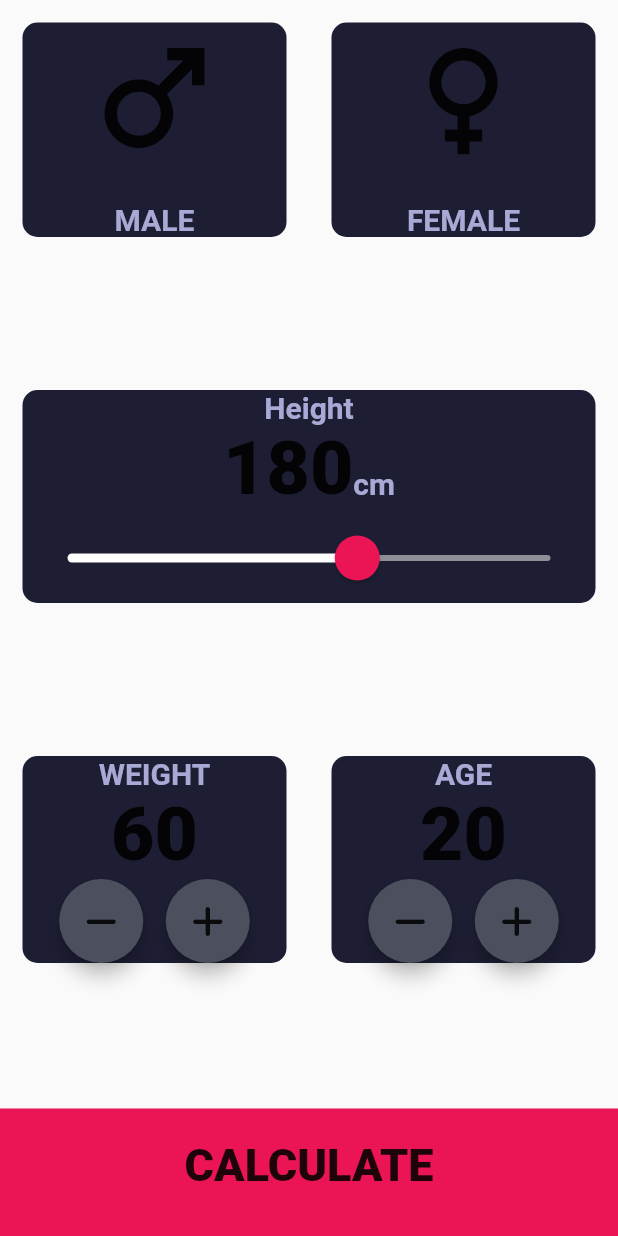
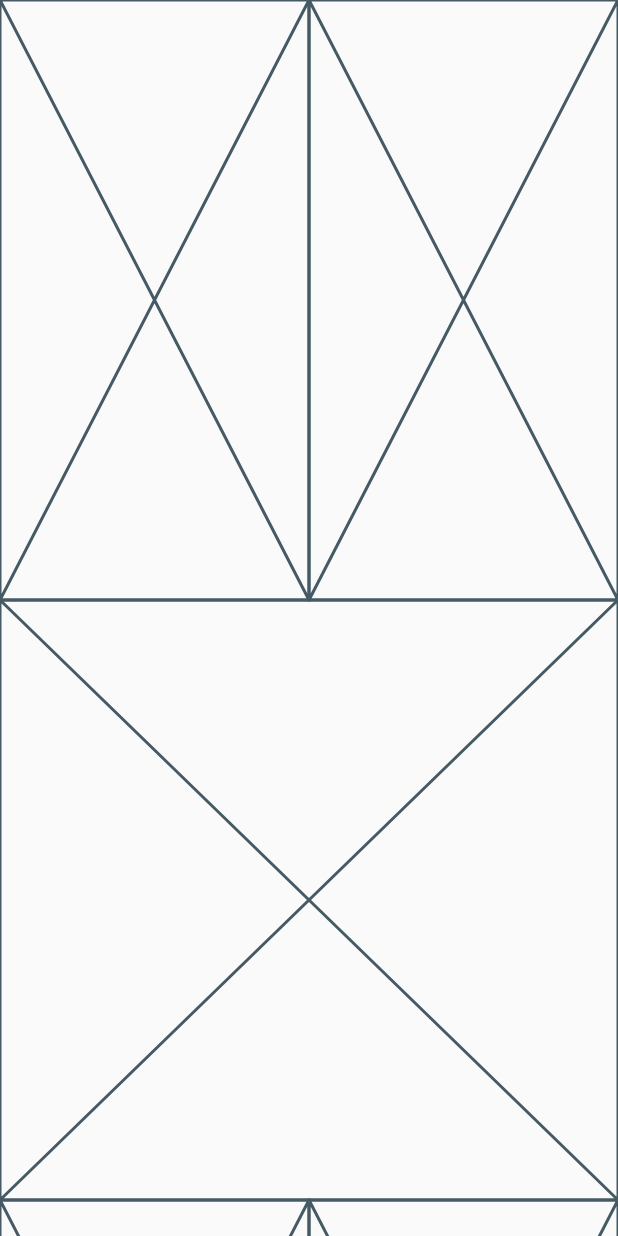
Before and after one commit to pkrenn/wia-bmi-calculator, a Flutter app: the screen it shows after launch, on a phone screen of 412 x 824 dp. Run offline on Flutter 3.47's test engine with Material 2 defaults, Android fonts, the phone set to English and light mode, and no system bars; our stand-ins replace font_awesome_flutter.

Commit message:
Replaced Cards with Placeholders

```diff
--- a/lib/screens/input_page.dart
+++ b/lib/screens/input_page.dart
@@ -35,172 +35,21 @@ class _InputPageState extends State<InputPage> {
           Row(
             children: [
               Expanded(
-                child: ReusableCard(
-                  onPress: () {
-                    setState(() {
-                      selectedGender = Gender.male;
-                    });
-                  },
-                  colour: selectedGender == Gender.male
-                      ? kTapCardColour
-                      : kCardColour,
-                  cardChild: cardDetails(
-                    cardIcon: Icons.male,
-                    cardText: 'MALE',
-                  ),
-                ),
+                child: Placeholder(),
               ),
               Expanded(
-                child: ReusableCard(
-                  onPress: () {
-                    setState(() {
-                      selectedGender = Gender.female;
-                    });
-                  },
-                  colour: selectedGender == Gender.female
-                      ? kTapCardColour
-                      : kCardColour,
-                  cardChild: cardDetails(
-                    cardIcon: Icons.female,
-                    cardText: 'FEMALE',
-                  ),
-                ),
+                child: Placeholder(),
               )
             ],
           ),
-          ReusableCard(
-            cardChild: Column(
-              mainAxisAlignment: MainAxisAlignment.center,
-              children: [
-                Text(
-                  'Height',
-                  style: kLabelStyle,
-                ),
-                Row(
-                  mainAxisAlignment: MainAxisAlignment.center,
-                  crossAxisAlignment: CrossAxisAlignment.baseline,
-                  textBaseline: TextBaseline.alphabetic,
-                  children: [
-                    Text(
-                      height.toString(),
-                      style: kNumberStyle,
-                    ),
-                    Text(
-                      'cm',
-                      style: kLabelStyle,
-                    )
-                  ],
-                ),
-                SliderTheme(
-                  data: SliderTheme.of(context).copyWith(
-                    activeTrackColor: Colors.white,
-                    inactiveTrackColor: Color(0xFF8D8E98),
-                    thumbColor: Color(0xFFEB1555),
-                    overlayColor: Color(0x29EB1555),
-                    thumbShape:
-                        RoundSliderThumbShape(enabledThumbRadius: 15.0),
-                    overlayShape:
-                        RoundSliderOverlayShape(overlayRadius: 30.0),
-                  ),
-                  child: Slider(
-                      value: height.toDouble(),
-                      max: 220,
-                      min: 120,
-                      onChanged: (double newHeight) {
-                        setState(() {
-                          height = newHeight.round();
-                        });
-                      }),
-                )
-              ],
-            ),
-            colour: kCardColour,
-          ),
+          Placeholder(),
           Row(
             children: [
               Expanded(
-                child: ReusableCard(
-                  cardChild: Column(
-                    mainAxisAlignment: MainAxisAlignment.center,
-                    children: [
-                      Text(
-                        'WEIGHT',
-                        style: kLabelStyle,
-                      ),
-                      Text(
-                        weight.toString(),
-                        style: kNumberStyle,
-                      ),
-                      Row(
-                        mainAxisAlignment: MainAxisAlignment.center,
-                        children: [
-                          RoundIconButton(
-                            icon: FontAwesomeIcons.minus,
-                            onPressed: () {
-                              setState(() {
-                                weight--;
-                              });
-                            },
-                          ),
-                          SizedBox(
-                            width: 15.0,
-                          ),
-                          RoundIconButton(
-                            icon: FontAwesomeIcons.plus,
-                            onPressed: () {
-                              setState(() {
-                                weight++;
-                              });
-                            },
-                          ),
-                        ],
-                      )
-                    ],
-                  ),
-                  colour: kCardColour,
-                ),
+                child: Placeholder(),
               ),
               Expanded(
-                child: ReusableCard(
-                  cardChild: Column(
-                    mainAxisAlignment: MainAxisAlignment.center,
-                    children: [
-                      Text(
-                        'AGE',
-                        style: kLabelStyle,
-                      ),
-                      Text(
-                        age.toString(),
-                        style: kNumberStyle,
-                      ),
-                      Row(
-                        mainAxisAlignment: MainAxisAlignment.center,
-                        children: [
-                          RoundIconButton(
-                            icon: FontAwesomeIcons.minus,
-                            onPressed: () {
-                              setState(() {
-                                age--;
-                              });
-                            },
-                          ),
-                          SizedBox(
-                            width: 15.0,
-                          ),
-                          RoundIconButton(
-                            icon: FontAwesomeIcons.plus,
-                            onPressed: () {
-                              setState(() {
-                                age++;
-                              });
-                            },
-                          ),
-                        ],
-                      )
-                    ],
-                  ),
-                  colour: kCardColour,
-                ),
+                child: Placeholder(),
               )
             ],
           ),
```
